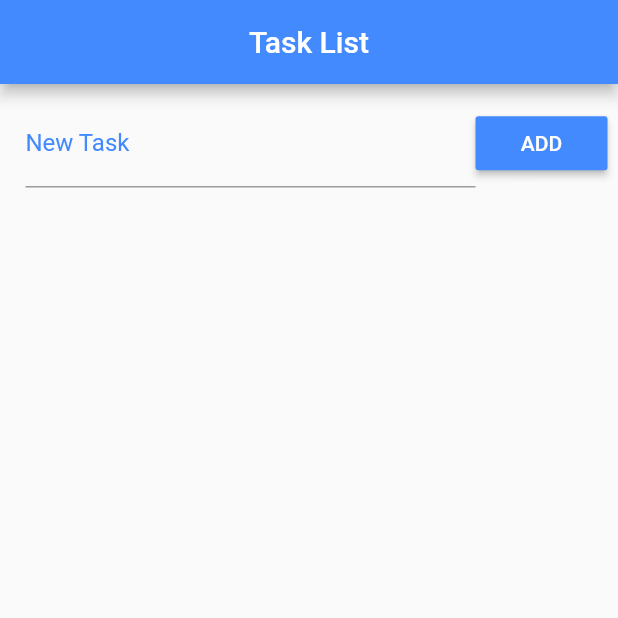
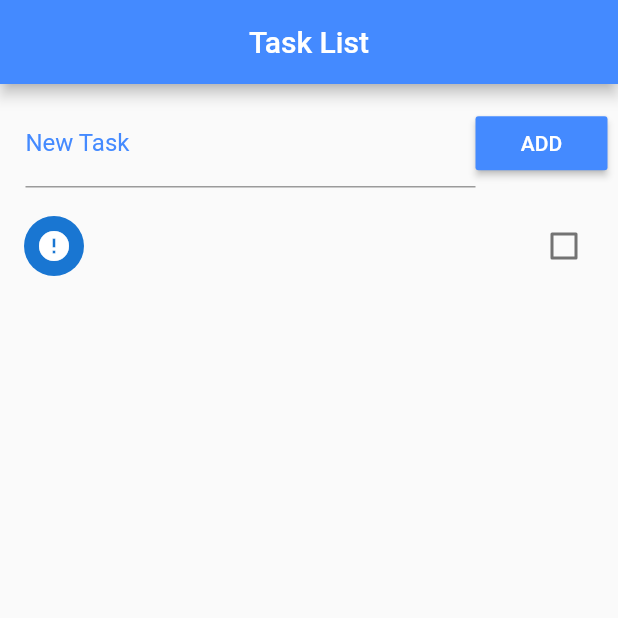
Before and after one commit to Wkerlyson/task-list, a Flutter app: the screen it shows after launch, after a tap on "ADD", on a phone screen of 412 x 824 dp, the top half of it. Run offline on Flutter 3.47's test engine with Material 2 defaults, Android fonts, the phone set to English and light mode, and no system bars.

Commit message:
adding items to the list

```diff
--- a/lib/main.dart
+++ b/lib/main.dart
@@ -18,6 +18,19 @@ class Home extends StatefulWidget {
 class _HomeState extends State<Home> {
   List _toDoList = [];
 
+  final _toDoController = TextEditingController();
+
+  void _addToDo() {
+    setState(() {
+      Map<String, dynamic> newToDo = Map();
+      newToDo['title'] = _toDoController.text;
+      newToDo['ok'] = false;
+      _toDoController.clear();
+
+      _toDoList.add(newToDo);
+    });
+  }
+
   @override
   Widget build(BuildContext context) {
     return Scaffold(
@@ -34,6 +47,7 @@ class _HomeState extends State<Home> {
               children: <Widget>[
                 Expanded(
                   child: TextField(
+                    controller: _toDoController,
                     decoration: InputDecoration(
                         labelText: 'New Task',
                         labelStyle: TextStyle(color: Colors.blueAccent)),
@@ -43,9 +57,30 @@ class _HomeState extends State<Home> {
                   color: Colors.blueAccent,
                   child: Text('ADD'),
                   textColor: Colors.white,
-                  onPressed: () {},
+                  onPressed: _addToDo,
                 ),
               ],
+            ),
+          ),
+          Expanded(
+            child: ListView.builder(
+              padding: EdgeInsets.only(top: 10),
+              itemCount: _toDoList.length,
+              itemBuilder: (context, index) {
+                return CheckboxListTile(
+                  title: Text(_toDoList[index]['title']),
+                  value: _toDoList[index]['ok'],
+                  secondary: CircleAvatar(
+                    child: Icon(
+                        _toDoList[index]['ok'] ? Icons.check : Icons.error),
+                  ),
+                  onChanged: (value) {
+                    setState(() {
+                      _toDoList[index]['ok'] = value;
+                    });
+                  },
+                );
+              },
             ),
           )
         ],
```
